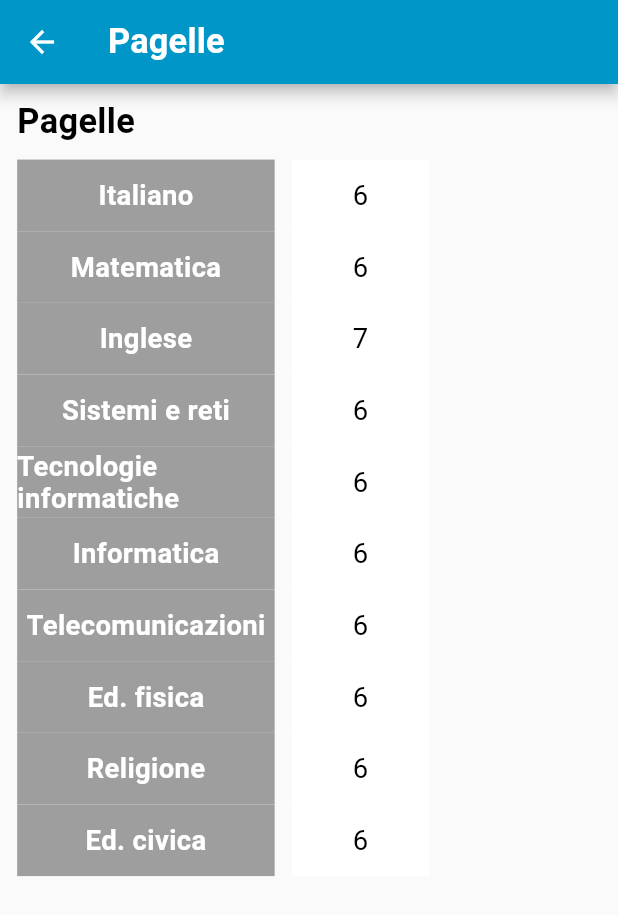
After one commit to NinoZullo05/SchoolRegister, a Flutter app: the Pagelle screen opened directly, on a phone screen of 412 x 824 dp. The commit adds this screen. Shown: the top 915 px of the screen. Run offline on Flutter 3.47's test engine with Material 2 defaults, Android fonts, the phone set to English and light mode, and no system bars; our stand-ins replace flare_flutter, flutter_screenutil, flutter_svg, google_fonts, table_calendar; missing offline and left inert: mysql1.

Commit message:
Miglioramento Database ed implementazione di Pagelle.dart

```diff
--- a/lib/Pagine/HomePage.dart
+++ b/lib/Pagine/HomePage.dart
@@ -1,13 +1,11 @@
 import 'package:flutter/material.dart';
 import 'package:flutter_screenutil/flutter_screenutil.dart';
 import 'package:registro/Pagine/Calendario.dart';
-import 'package:registro/Pagine/InformazioniProfilo.dart';
 import 'package:registro/Pagine/PCTO.dart';
-import 'package:registro/Pagine/PaginaLogin.dart';
 import 'package:registro/Pagine/Profilo.dart';
 import 'package:registro/Pagine/menu.dart';
-import 'package:registro/Palette/Palette.dart';
 import 'package:registro/metodi/Metodi.dart';
+import 'package:registro/Pagine/PaginaLogin.dart';
 
 class HomePage extends StatefulWidget {
   const HomePage({Key? key}) : super(key: key);
--- /dev/null
+++ b/lib/Pagine/Pagelle.dart
@@ -0,0 +1,89 @@
+import 'package:flutter/material.dart';
+import 'package:flutter_screenutil/flutter_screenutil.dart';
+import 'package:google_fonts/google_fonts.dart';
+
+class Pagelle extends StatelessWidget {
+  const Pagelle({Key? key}) : super(key: key);
+
+  @override
+  Widget build(BuildContext context) {
+    List<Map<String, String>> voti = [
+      {"materia": "Italiano", "voto": "6"},
+      {"materia": "Matematica", "voto": "6"},
+      {"materia": "Inglese", "voto": "7"},
+      {"materia": "Sistemi e reti", "voto": "6"},
+      {"materia": "Tecnologie informatiche", "voto": "6"},
+      {"materia": "Informatica", "voto": "6"},
+      {"materia": "Telecomunicazioni", "voto": "6"},
+      {"materia": "Ed. fisica", "voto": "6"},
+      {"materia": "Religione", "voto": "6"},
+      {"materia": "Ed. civica", "voto": "6"},
+    ];
+
+    return Scaffold(
+      appBar: AppBar(
+        title: Text(
+          "Pagelle",
+          style: GoogleFonts.roboto(
+            fontSize: 20.sp,
+            color: Colors.white,
+            fontWeight: FontWeight.bold,
+          ),
+          textAlign: TextAlign.end,
+        ),
+      ),
+      body: Padding(
+        padding: EdgeInsets.all(10.w),
+        child: Column(
+          crossAxisAlignment: CrossAxisAlignment.start,
+          children: [
+            Text(
+              "Pagelle",
+              style: GoogleFonts.roboto(
+                color: Colors.black,
+                fontSize: 20.sp,
+                fontWeight: FontWeight.bold,
+              ),
+            ),
+            SizedBox(height: 10.h),
+            for (var voto in voti)
+              Row(
+                children: [
+                  Container(
+                    width: 150.w,
+                    height: 40.h,
+                    color: Colors.grey,
+                    child: Center(
+                      child: Text(
+                        voto["materia"]!,
+                        style: GoogleFonts.roboto(
+                          color: Colors.white,
+                          fontSize: 16.sp,
+                          fontWeight: FontWeight.bold,
+                        ),
+                      ),
+                    ),
+                  ),
+                  SizedBox(width: 10.w),
+                  Container(
+                    width: 80.w,
+                    height: 40.h,
+                    color: Colors.white,
+                    child: Center(
+                      child: Text(
+                        voto["voto"]!,
+                        style: GoogleFonts.roboto(
+                          color: Colors.black,
+                          fontSize: 16.sp,
+                        ),
+                      ),
+                    ),
+                  ),
+                ],
+              ),
+          ],
+        ),
+      ),
+    );
+  }
+}
--- a/lib/Pagine/Profilo.dart
+++ b/lib/Pagine/Profilo.dart
@@ -106,7 +106,7 @@ class _profiloState extends State<profilo> {
                 children: [
                   CircleAvatar(
                     radius: 40.r,
-                    backgroundColor: Colors.deepPurple,
+                    backgroundColor: blu1,
                     child: Icon(
                       Icons.person,
                       size: 50.sp,
--- a/lib/Pagine/menu.dart
+++ b/lib/Pagine/menu.dart
@@ -6,6 +6,7 @@ import 'package:registro/Pagine/Assenze.dart';
 import 'package:registro/Pagine/Calendario.dart';
 import 'package:registro/Pagine/HomePage.dart';
 import 'package:registro/Pagine/PCTO.dart';
+import 'package:registro/Pagine/Pagelle.dart';
 import 'package:registro/Pagine/PaginaLogin.dart';
 import 'package:registro/Pagine/Profilo.dart';
 import 'package:registro/Pagine/Voti.dart';
@@ -153,9 +154,9 @@ class _menuState extends State<menu> {
               padding: _rowPadding,
               child: Row(
                 children: [
-                  //CustomButton(context,azzurrino, 'Note disciplinari', PaginaLogin()),
+                  CustomButton(context,azzurrino, 'Note disciplinari', PaginaLogin()),
                   SizedBox(width: 10.w),
-                 // CustomButton(context, azzurrino, 'Pagelle', PaginaLogin()),
+                 CustomButton(context, azzurrino, 'Pagelle', Pagelle()),
                 ],
               ),
             ),
--- /dev/null
+++ b/lib/mysql/utente.dart
@@ -0,0 +1,2 @@
+late bool studente;
+late int id_utente;
--- a/pubspec.yaml
+++ b/pubspec.yaml
@@ -37,6 +37,7 @@ dependencies:
   liquid_progress_indicator: ^0.4.0
   flutter_svg: ^2.0.5
   path_provider: ^2.0.15
+  google_fonts: ^4.0.4
 
 dev_dependencies:
   flutter_test:
```
Also changed, not shown: lib/Pagine/PaginaLogin.dart (+13 -13 lines), lib/Pagine/PasswordDimenticata.dart (+89 -0 lines), lib/mysql/DBMetodi.dart (added, +23 -0 lines), lib/mysql/mysql.dart (+4 -4 lines), pubspec.lock.
